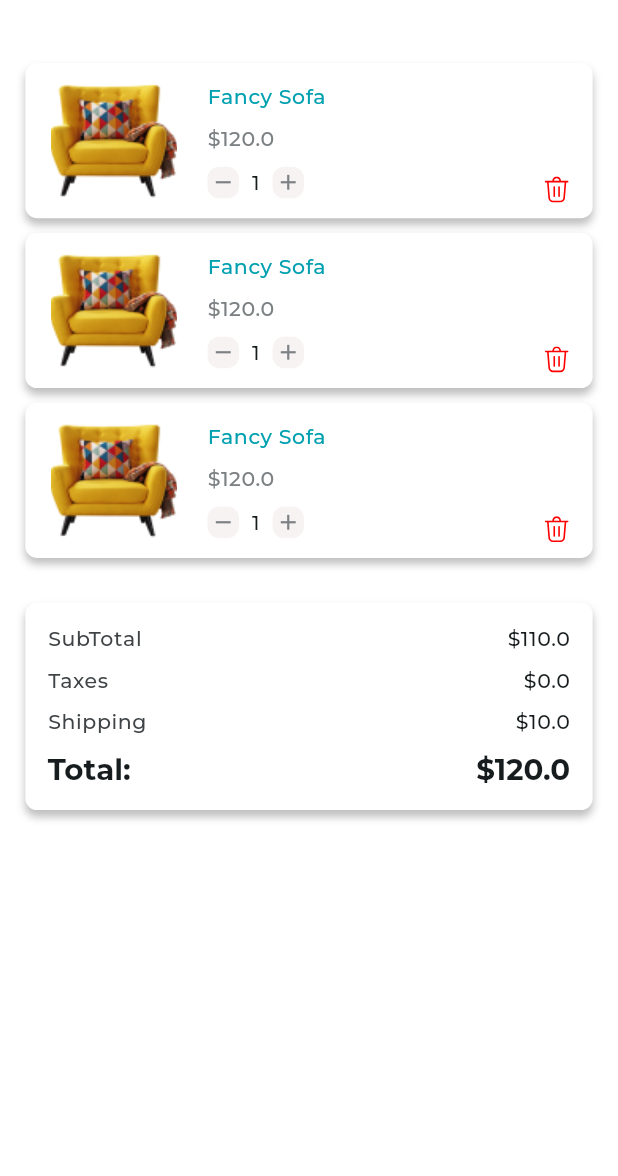
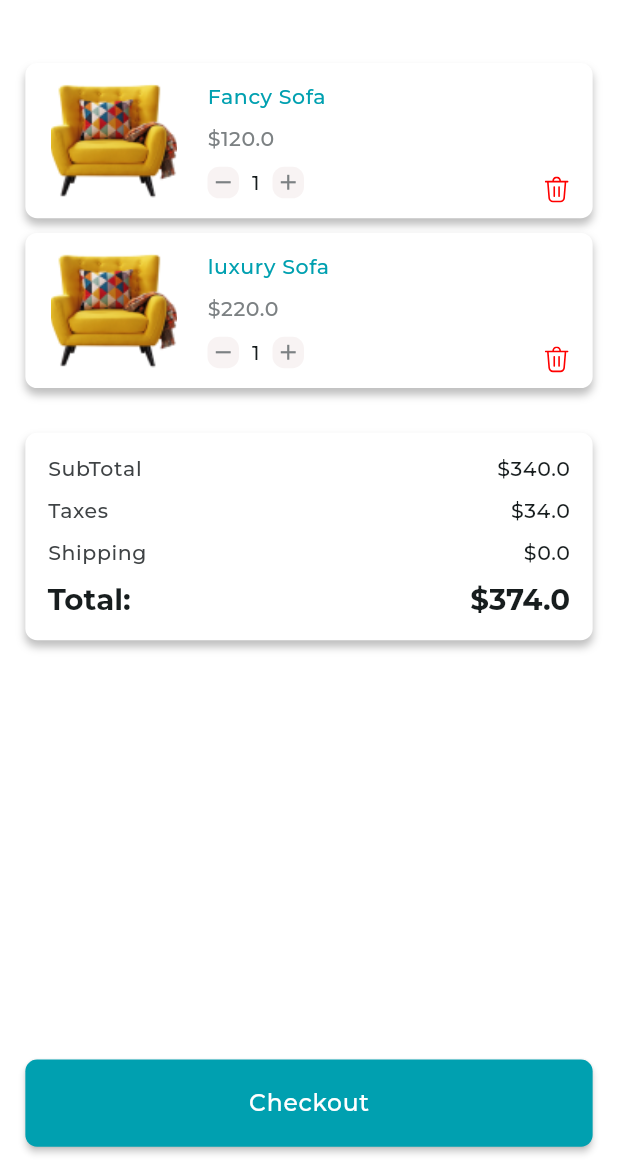
Before and after one commit to devmoaid1/flutter_payment, a Flutter app: the screen it shows after launch, on a phone screen of 412 x 824 dp, the part 60-1236 px from its top. Run offline on Flutter 3.47's test engine with Material 3 defaults, Android fonts, the phone set to English and light mode, and no system bars; our stand-ins replace equatable, flutter_screenutil, flutter_svg, get_it.

Commit message:
done checkout viewmodel

```diff
--- /dev/null
+++ b/lib/core/constants.dart
@@ -0,0 +1,15 @@
+import 'package:flutter_payment/core/app_icons.dart';
+import 'package:flutter_payment/core/models/checkout_item.dart';
+
+import 'models/product.dart';
+
+List<CheckoutItem> checkouts = [
+  const CheckoutItem(
+      product: Product(
+          image: Assets.assetsIconsProduct, name: "Fancy Sofa", price: 120.00),
+      quantity: 1),
+  const CheckoutItem(
+      product: Product(
+          image: Assets.assetsIconsProduct, name: "luxury Sofa", price: 220.00),
+      quantity: 1),
+];
--- a/lib/core/models/checkout_item.dart
+++ b/lib/core/models/checkout_item.dart
@@ -6,6 +6,13 @@ class CheckoutItem extends Equatable {
   final int quantity;
 
   const CheckoutItem({required this.product, required this.quantity});
+  CheckoutItem copyWith({Product? product, int? quantity}) {
+    return CheckoutItem(
+      product: product ?? this.product,
+      quantity: quantity ?? this.quantity,
+    );
+  }
+
   @override
   String toString() {
     return 'CheckoutItem(product: ${product.toString()}, quantity: $quantity)';
--- a/lib/core/widgets/custom_button.dart
+++ b/lib/core/widgets/custom_button.dart
@@ -12,6 +12,9 @@ class CustomButton extends StatelessWidget {
   Widget build(BuildContext context) {
     return MaterialButton(
       onPressed: onPressed,
+      padding: EdgeInsets.symmetric(
+        vertical: 18.h,
+      ),
       shape: RoundedRectangleBorder(
         borderRadius: BorderRadius.circular(8.r), // Set the radius here
       ),
--- a/lib/flutter_payment.dart
+++ b/lib/flutter_payment.dart
@@ -7,7 +7,6 @@ import 'package:flutter_screenutil/flutter_screenutil.dart';
 class FlutterPaymentApp extends StatelessWidget {
   const FlutterPaymentApp({super.key});
 
-  // This widget is the root of your application.
   @override
   Widget build(BuildContext context) {
     return ScreenUtilInit(
--- a/lib/presentation/checkout/views/checkout_view.dart
+++ b/lib/presentation/checkout/views/checkout_view.dart
@@ -1,5 +1,10 @@
 import 'package:flutter/material.dart';
+import 'package:flutter_payment/core/widgets/custom_button.dart';
+import 'package:flutter_screenutil/flutter_screenutil.dart';
+import 'package:provider/provider.dart';
 
+import '../../../core/dependecies.dart';
+import 'checkout_viewmodel.dart';
 import 'widgets/checkout_view_body.dart';
 
 class CheckoutView extends StatelessWidget {
@@ -7,8 +12,18 @@ class CheckoutView extends StatelessWidget {
   static const routeName = '/checkout';
   @override
   Widget build(BuildContext context) {
-    return const Scaffold(
-      body: CheckoutViewBody(),
+    return ChangeNotifierProvider<CheckoutViewModel>(
+      create: (_) => getIt<CheckoutViewModel>(),
+      child: Scaffold(
+        body: const CheckoutViewBody(),
+        bottomNavigationBar: Padding(
+          padding: EdgeInsets.symmetric(vertical: 20.h, horizontal: 16.w),
+          child: CustomButton(
+            onPressed: () {},
+            text: 'Checkout',
+          ),
+        ),
+      ),
     );
   }
 }
--- a/lib/presentation/checkout/views/checkout_viewmodel.dart
+++ b/lib/presentation/checkout/views/checkout_viewmodel.dart
@@ -1,3 +1,76 @@
 import 'package:flutter/material.dart';
+import 'package:flutter_payment/core/constants.dart';
+import 'package:flutter_payment/core/models/checkout_item.dart';
 
-class CheckoutViewModel extends ChangeNotifier {}
+class CheckoutViewModel extends ChangeNotifier {
+  List<CheckoutItem> _checkoutItems = [];
+  List<CheckoutItem> get checkoutItems => _checkoutItems;
+
+  double _subTotal = 0.0;
+  double _taxes = 0.0;
+  double _shipping = 0.0;
+  double _total = 0.0;
+
+  double get subTotal => _subTotal;
+  double get taxes => _taxes;
+  double get shipping => _shipping;
+  double get total => _total;
+
+  CheckoutViewModel() {
+    _checkoutItems = checkouts;
+    _subTotal = 340.00;
+    _shipping = 0.00;
+    _taxes = _calculateTaxes();
+    _total = _calculateTotal();
+  }
+
+  double _calculateTaxes() {
+    return _subTotal * 0.10;
+  }
+
+  double _calculateTotal() {
+    return _subTotal + _shipping + _taxes;
+  }
+
+  void removeItem(CheckoutItem checkoutItem) {
+    _checkoutItems.remove(checkoutItem);
+    _subTotal -= checkoutItem.product.price! * checkoutItem.quantity;
+    _taxes = _calculateTaxes();
+    _total = _calculateTotal();
+    notifyListeners();
+  }
+
+  void increaseQuantity(CheckoutItem checkoutItem) {
+    // get index of the checkout item
+    final checkoutIndex = _checkoutItems.indexOf(checkoutItem);
+    // update quantity
+    final updatedItem =
+        checkoutItem.copyWith(quantity: checkoutItem.quantity + 1);
+    // update checkout list with new quantity
+    _checkoutItems[checkoutIndex] = updatedItem;
+    _subTotal += checkoutItem.product.price!;
+    // update taxes and total
+    _taxes = _calculateTaxes();
+    _total = _calculateTotal();
+    notifyListeners();
+  }
+
+  void decreaseQuantity(CheckoutItem checkoutItem) {
+    if (checkoutItem.quantity > 1) {
+      // get index of the checkout item
+      final checkoutIndex = _checkoutItems.indexOf(checkoutItem);
+      // update quantity
+      final updatedItem =
+          checkoutItem.copyWith(quantity: checkoutItem.quantity - 1);
+      // update checkout list with new quantity
+      _checkoutItems[checkoutIndex] = updatedItem;
+      _subTotal -= checkoutItem.product.price!;
+      // update taxes and total
+      _taxes = _calculateTaxes();
+      _total = _calculateTotal();
+    } else {
+      removeItem(checkoutItem);
+    }
+    notifyListeners();
+  }
+}
--- a/lib/presentation/checkout/views/widgets/checkout_total_section.dart
+++ b/lib/presentation/checkout/views/widgets/checkout_total_section.dart
@@ -2,8 +2,10 @@ import 'package:flutter/material.dart';
 import 'package:flutter_payment/core/utils/extensions/app_context.dart';
 import 'package:flutter_payment/core/utils/extensions/spaces.dart';
 import 'package:flutter_screenutil/flutter_screenutil.dart';
+import 'package:provider/provider.dart';
 
 import '../../../../core/widgets/card_decoration.dart';
+import '../checkout_viewmodel.dart';
 
 class CheckoutTotalSection extends StatelessWidget {
   const CheckoutTotalSection({super.key});
@@ -20,19 +22,33 @@ class CheckoutTotalSection extends StatelessWidget {
           children: [
             // SubTotal Row
 
-            const TotalRow(
-                title: 'SubTotal', value: 110.00, isTotalPrice: false),
+            Selector<CheckoutViewModel, double>(
+              selector: (ctx, viewModel) => viewModel.subTotal,
+              builder: (context, value, child) => TotalRow(
+                  title: 'SubTotal', value: value, isTotalPrice: false),
+            ),
             10.h.vSpace,
             // Taxes Row
+            Selector<CheckoutViewModel, double>(
+              selector: (ctx, viewModel) => viewModel.taxes,
+              builder: (context, value, child) =>
+                  TotalRow(title: 'Taxes', value: value, isTotalPrice: false),
+            ),
 
-            const TotalRow(title: 'Taxes', value: 0.00, isTotalPrice: false),
             10.h.vSpace,
+            Selector<CheckoutViewModel, double>(
+              selector: (ctx, viewModel) => viewModel.shipping,
+              builder: (context, value, child) => TotalRow(
+                  title: 'Shipping', value: value, isTotalPrice: false),
+            ),
 
-            const TotalRow(
-                title: 'Shipping', value: 10.00, isTotalPrice: false),
             10.h.vSpace,
             // Total Row
-            const TotalRow(title: 'Total:', value: 120.00, isTotalPrice: true)
+            Selector<CheckoutViewModel, double>(
+              selector: (ctx, viewModel) => viewModel.total,
+              builder: (context, value, child) =>
+                  TotalRow(title: 'Total:', value: value, isTotalPrice: true),
+            ),
           ],
         ),
       ),
--- a/lib/presentation/checkout/views/widgets/product_card.dart
+++ b/lib/presentation/checkout/views/widgets/product_card.dart
@@ -1,4 +1,5 @@
 import 'package:flutter/material.dart';
+import 'package:flutter_payment/core/models/checkout_item.dart';
 
 import 'package:flutter_payment/core/models/product.dart';
 
@@ -7,14 +8,21 @@ import 'package:flutter_payment/core/utils/extensions/spaces.dart';
 import 'package:flutter_payment/core/widgets/card_decoration.dart';
 import 'package:flutter_payment/presentation/checkout/views/widgets/quantity_editor_widget.dart';
 import 'package:flutter_screenutil/flutter_screenutil.dart';
-import 'package:flutter_svg/flutter_svg.dart';
 
 import '../../../../core/app_icons.dart';
 import '../../../../core/widgets/custom_svg_icon.dart';
 
 class ProductCard extends StatelessWidget {
-  final Product product;
-  const ProductCard({super.key, required this.product});
+  final CheckoutItem checkoutItem;
+  final void Function()? onRemove;
+  final void Function()? onIncrement;
+  final void Function()? onDecrement;
+  const ProductCard(
+      {super.key,
+      required this.checkoutItem,
+      this.onRemove,
+      this.onIncrement,
+      this.onDecrement});
 
   @override
   Widget build(BuildContext context) {
@@ -30,7 +38,7 @@ class ProductCard extends StatelessWidget {
                 width: 80.w,
                 height: 80.h,
                 child: Image.asset(
-                  product.image!,
+                  checkoutItem.product.image!,
                   fit: BoxFit.cover,
                 ),
               ),
@@ -39,20 +47,20 @@ class ProductCard extends StatelessWidget {
                 crossAxisAlignment: CrossAxisAlignment.start,
                 children: [
                   Text(
-                    product.name!,
+                    checkoutItem.product.name!,
                     style: context.appTextTheme.bodySmall!
                         .copyWith(color: context.appTheme.primaryColor),
                   ),
                   10.vSpace,
-                  Text("\$${product.price}",
+                  Text("\$${checkoutItem.product.price}",
                       style: context.appTextTheme.bodySmall!.copyWith(
                         color: context.appTheme.colorScheme.secondary,
                       )),
                   10.vSpace,
                   QuantityEditor(
-                    quantity: 1,
-                    onIncrement: () {},
-                    onDecrement: () {},
+                    quantity: checkoutItem.quantity,
+                    onIncrement: onIncrement!,
+                    onDecrement: onDecrement!,
                   )
                 ],
               )
@@ -63,7 +71,7 @@ class ProductCard extends StatelessWidget {
           right: 15.w,
           bottom: 20.h,
           child: GestureDetector(
-              onTap: () {},
+              onTap: onRemove,
               child: const CustomSvgIcon(
                 assetPath: Assets.assetsIconsDelete,
               )),
--- a/lib/presentation/checkout/views/widgets/products_list_section.dart
+++ b/lib/presentation/checkout/views/widgets/products_list_section.dart
@@ -1,24 +1,33 @@
 import 'package:flutter/material.dart';
 import 'package:flutter_payment/core/app_icons.dart';
 import 'package:flutter_payment/presentation/checkout/views/widgets/product_card.dart';
+import 'package:provider/provider.dart';
 
 import '../../../../core/models/product.dart';
+import '../checkout_viewmodel.dart';
 
 class ProductsListSection extends StatelessWidget {
   const ProductsListSection({super.key});
 
   @override
   Widget build(BuildContext context) {
-    return ListView.builder(
-      shrinkWrap: true,
-      physics: const NeverScrollableScrollPhysics(),
-      itemCount: 3,
-      itemBuilder: (context, index) => const ProductCard(
-        product: Product(
-            image: Assets.assetsIconsProduct,
-            name: "Fancy Sofa",
-            price: 120.00),
-      ),
+    return Consumer<CheckoutViewModel>(
+      builder: (BuildContext context, CheckoutViewModel viewModel,
+              Widget? child) =>
+          ListView.builder(
+              shrinkWrap: true,
+              physics: const NeverScrollableScrollPhysics(),
+              itemCount: viewModel.checkoutItems.length,
+              itemBuilder: (context, index) {
+                final checkoutItem = viewModel.checkoutItems[index];
+                return ProductCard(
+                  key: UniqueKey(),
+                  checkoutItem: checkoutItem,
+                  onDecrement: () => viewModel.decreaseQuantity(checkoutItem),
+                  onIncrement: () => viewModel.increaseQuantity(checkoutItem),
+                  onRemove: () => viewModel.removeItem(checkoutItem),
+                );
+              }),
     );
   }
 }
```
